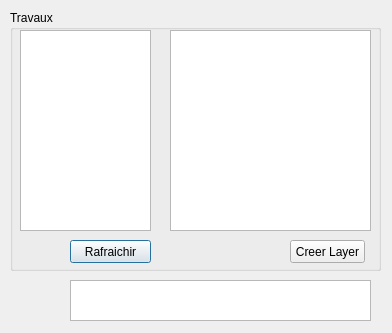
The window that main/python/MatissePlugin/ui_MatisseDialog.ui (IfremerUnderwater/Matisse) describes before a commit, drawn with Qt 5.
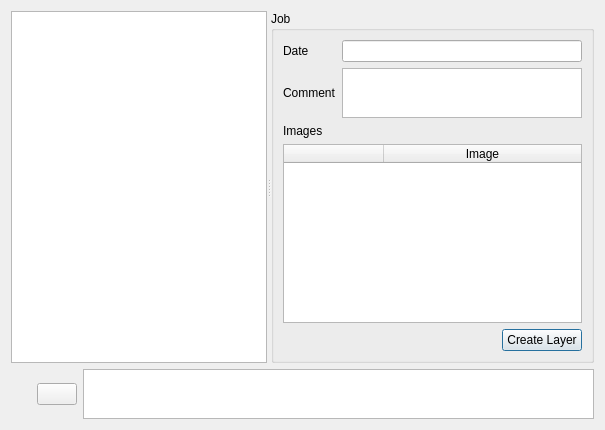
The same window after the commit. Icons and pictures are not drawn.

The edit to the form file:
```diff
--- a/main/python/MatissePlugin/ui_MatisseDialog.ui
+++ b/main/python/MatissePlugin/ui_MatisseDialog.ui
@@ -6,43 +6,40 @@
    <rect>
     <x>0</x>
     <y>0</y>
-    <width>392</width>
-    <height>333</height>
+    <width>605</width>
+    <height>430</height>
    </rect>
   </property>
   <property name="windowTitle">
    <string>MatissePlugin</string>
   </property>
-  <widget class="QTextEdit" name="txtMessage">
-   <property name="geometry">
-    <rect>
-     <x>70</x>
-     <y>280</y>
-     <width>301</width>
-     <height>41</height>
-    </rect>
-   </property>
-  </widget>
-  <widget class="QGroupBox" name="groupBox">
-   <property name="geometry">
-    <rect>
-     <x>10</x>
-     <y>10</y>
-     <width>371</width>
-     <height>261</height>
-    </rect>
-   </property>
-   <property name="title">
-    <string>Travaux</string>
+  <layout class="QVBoxLayout" name="verticalLayout">
+   <item>
+    <widget class="QSplitter" name="splitter">
+     <property name="orientation">
+      <enum>Qt::Horizontal</enum>
+     </property>
+     <property name="childrenCollapsible">
+      <bool>false</bool>
    </property>
    <widget class="QTreeWidget" name="treeJobs">
-    <property name="geometry">
-     <rect>
-      <x>10</x>
-      <y>20</y>
-      <width>131</width>
-      <height>201</height>
-     </rect>
+      <property name="sizePolicy">
+       <sizepolicy hsizetype="MinimumExpanding" vsizetype="Preferred">
+        <horstretch>0</horstretch>
+        <verstretch>0</verstretch>
+       </sizepolicy>
+      </property>
+      <property name="minimumSize">
+       <size>
+        <width>100</width>
+        <height>0</height>
+       </size>
+      </property>
+      <property name="maximumSize">
+       <size>
+        <width>16777215</width>
+        <height>16777215</height>
+       </size>
     </property>
     <property name="iconSize">
      <size>
@@ -68,51 +65,137 @@
      </property>
     </column>
    </widget>
+     <widget class="QGroupBox" name="groupBox">
+      <property name="sizePolicy">
+       <sizepolicy hsizetype="Expanding" vsizetype="Preferred">
+        <horstretch>1</horstretch>
+        <verstretch>0</verstretch>
+       </sizepolicy>
+      </property>
+      <property name="title">
+       <string>Job</string>
+      </property>
+      <layout class="QGridLayout" name="gridLayout">
+       <item row="0" column="0">
+        <widget class="QLabel" name="lblDate">
+         <property name="sizePolicy">
+          <sizepolicy hsizetype="Minimum" vsizetype="Preferred">
+           <horstretch>0</horstretch>
+           <verstretch>0</verstretch>
+          </sizepolicy>
+         </property>
+         <property name="text">
+          <string>Date</string>
+         </property>
+        </widget>
+       </item>
+       <item row="1" column="0">
+        <widget class="QLabel" name="lblComment">
+         <property name="sizePolicy">
+          <sizepolicy hsizetype="Minimum" vsizetype="Preferred">
+           <horstretch>0</horstretch>
+           <verstretch>0</verstretch>
+          </sizepolicy>
+         </property>
+         <property name="text">
+          <string>Comment</string>
+         </property>
+        </widget>
+       </item>
+       <item row="1" column="1" colspan="2">
    <widget class="QTextEdit" name="txtDescription">
-    <property name="geometry">
-     <rect>
-      <x>160</x>
-      <y>20</y>
-      <width>201</width>
-      <height>201</height>
-     </rect>
-    </property>
-   </widget>
-   <widget class="QPushButton" name="btnListJobs">
-    <property name="geometry">
-     <rect>
-      <x>60</x>
-      <y>230</y>
-      <width>81</width>
-      <height>23</height>
-     </rect>
-    </property>
+         <property name="sizePolicy">
+          <sizepolicy hsizetype="Preferred" vsizetype="Preferred">
+           <horstretch>1</horstretch>
+           <verstretch>0</verstretch>
+          </sizepolicy>
+         </property>
+         <property name="maximumSize">
+          <size>
+           <width>16777215</width>
+           <height>50</height>
+          </size>
+         </property>
+        </widget>
+       </item>
+       <item row="2" column="0">
+        <widget class="QLabel" name="libImage">
+         <property name="text">
+          <string>Images</string>
+         </property>
+        </widget>
+       </item>
+       <item row="3" column="0" colspan="3">
+        <widget class="QTableWidget" name="tableImages">
+         <property name="columnCount">
+          <number>2</number>
+         </property>
+         <attribute name="horizontalHeaderStretchLastSection">
+          <bool>true</bool>
+         </attribute>
+         <column>
     <property name="text">
-     <string>Rafraichir</string>
-    </property>
-   </widget>
+           <string/>
+          </property>
+         </column>
+         <column>
+          <property name="text">
+           <string>Image</string>
+          </property>
+         </column>
+        </widget>
+       </item>
+       <item row="4" column="2">
    <widget class="QPushButton" name="btnCreateLayer">
-    <property name="geometry">
-     <rect>
-      <x>280</x>
-      <y>230</y>
-      <width>75</width>
-      <height>23</height>
-     </rect>
+         <property name="sizePolicy">
+          <sizepolicy hsizetype="Fixed" vsizetype="Fixed">
+           <horstretch>0</horstretch>
+           <verstretch>0</verstretch>
+          </sizepolicy>
+         </property>
+         <property name="maximumSize">
+          <size>
+           <width>16777215</width>
+           <height>16777215</height>
+          </size>
+         </property>
+         <property name="toolTip">
+          <string/>
     </property>
     <property name="text">
-     <string>Creer Layer</string>
-    </property>
-   </widget>
-  </widget>
+          <string>Create Layer</string>
+         </property>
+        </widget>
+       </item>
+       <item row="0" column="1" colspan="2">
+        <widget class="QLineEdit" name="txtDate">
+         <property name="sizePolicy">
+          <sizepolicy hsizetype="Expanding" vsizetype="Fixed">
+           <horstretch>1</horstretch>
+           <verstretch>0</verstretch>
+          </sizepolicy>
+         </property>
+        </widget>
+       </item>
+      </layout>
+     </widget>
+    </widget>
+   </item>
+   <item>
+    <layout class="QHBoxLayout" name="horizontalLayout">
+     <item>
   <widget class="QLabel" name="lblIconConnect">
-   <property name="geometry">
-    <rect>
-     <x>20</x>
-     <y>290</y>
-     <width>21</width>
+       <property name="minimumSize">
+        <size>
+         <width>20</width>
      <height>20</height>
-    </rect>
+        </size>
+       </property>
+       <property name="maximumSize">
+        <size>
+         <width>20</width>
+         <height>20</height>
+        </size>
    </property>
    <property name="text">
     <string/>
@@ -124,6 +207,34 @@
     <bool>true</bool>
    </property>
   </widget>
+     </item>
+     <item>
+      <widget class="QPushButton" name="btnListJobs">
+       <property name="toolTip">
+        <string>Refresh</string>
+       </property>
+       <property name="text">
+        <string/>
+       </property>
+       <property name="icon">
+        <iconset>
+         <normaloff>images/view-refresh-3.png</normaloff>images/view-refresh-3.png</iconset>
+       </property>
+      </widget>
+     </item>
+     <item>
+      <widget class="QTextEdit" name="txtMessage">
+       <property name="maximumSize">
+        <size>
+         <width>16777215</width>
+         <height>50</height>
+        </size>
+       </property>
+      </widget>
+     </item>
+    </layout>
+   </item>
+  </layout>
  </widget>
  <resources/>
  <connections/>
```
Lines whose indentation alone changed are shown as unchanged.
